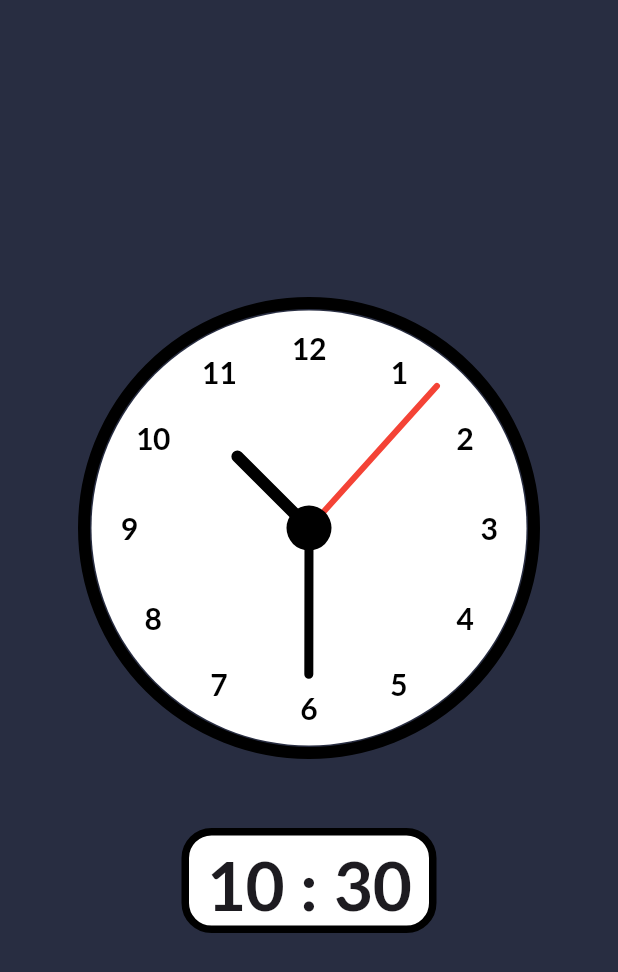
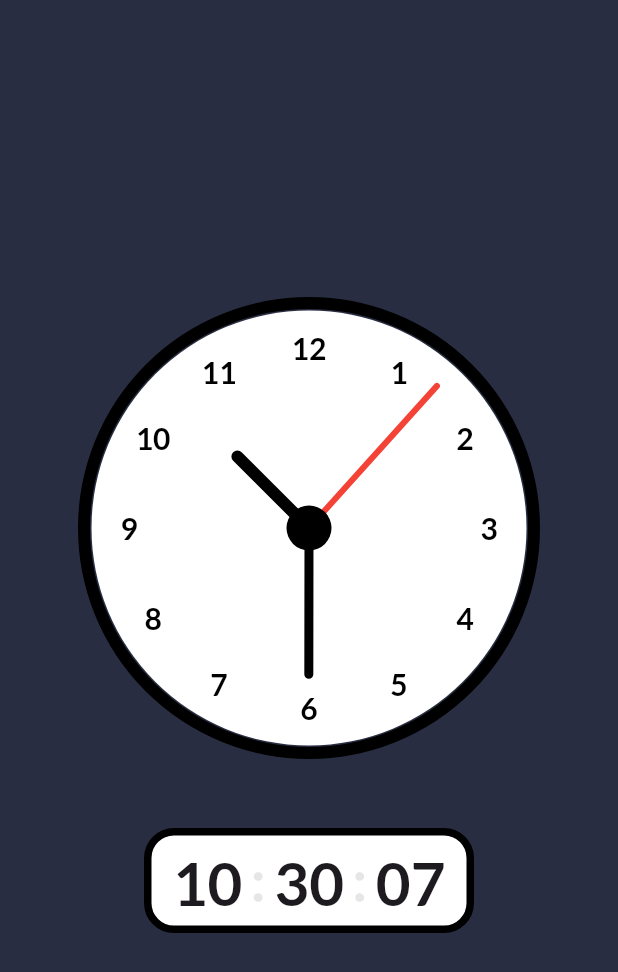
Before and after one commit to shokhbro/simple_clock_with_customPaint, a Flutter app: the screen it shows after launch, on a phone screen of 412 x 824 dp. Shown: the top 972 px of the screen. Run offline on Flutter 3.47's test engine with Material 3 defaults, Android fonts, the phone set to English and light mode, and no system bars; our stand-ins replace audioplayers.

Commit message:
updated designer and complated this project.

```diff
--- a/lib/main.dart
+++ b/lib/main.dart
@@ -1,3 +1,4 @@
+import 'package:audioplayers/audioplayers.dart';
 import 'package:flutter/material.dart';
 import 'package:simple_clock/views/screens/custom_clock.dart';
 
@@ -14,9 +15,11 @@ class MainApp extends StatefulWidget {
 
 class _MainAppState extends State<MainApp> with TickerProviderStateMixin {
   late AnimationController _controller;
+  late AnimationController _colonController;
+  late Animation<double> _colonAnimation;
+  final AudioPlayer _audioPlayer = AudioPlayer();
   bool isRunning = false;
-  late String hour;
-  late String minute;
+  late String hour, minute, second;
 
   @override
   void initState() {
@@ -26,19 +29,35 @@ class _MainAppState extends State<MainApp> with TickerProviderStateMixin {
       duration: const Duration(seconds: 1),
     )..repeat();
 
+    _colonController = AnimationController(
+      vsync: this,
+      duration: const Duration(seconds: 2),
+    )..repeat();
+
+    _colonAnimation =
+        Tween<double>(begin: 1.0, end: 0.0).animate(_colonController);
+
     _controller.addListener(() {
       DateTime now = DateTime.now();
       setState(() {
         hour = now.hour.toString().padLeft(2, '0');
         minute = now.minute.toString().padLeft(2, '0');
+        second = now.second.toString().padLeft(2, '0');
+        _playTickSound();
       });
     });
   }
 
+  void _playTickSound() async {
+    await _audioPlayer.play(AssetSource("audios/tick_tock.mp3"));
+  }
+
   @override
   void dispose() {
+    _controller.dispose();
+    _colonController.dispose();
+    _audioPlayer.dispose();
     super.dispose();
-    _controller.dispose();
   }
 
   @override
@@ -62,12 +81,8 @@ class _MainAppState extends State<MainApp> with TickerProviderStateMixin {
               ),
             ),
             const SizedBox(height: 50),
-            // ElevatedButton(
-            //   onPressed: toggleClock,
-            //   child: Text(isRunning ? 'Stop' : 'Start'),
-            // ),
             Container(
-              width: 170,
+              width: 220,
               height: 70,
               decoration: BoxDecoration(
                 color: Colors.white,
@@ -81,23 +96,53 @@ class _MainAppState extends State<MainApp> with TickerProviderStateMixin {
                   Text(
                     hour,
                     style: const TextStyle(
-                      fontSize: 45,
+                      fontSize: 40,
                       fontFamily: 'Lato',
                     ),
                   ),
-                  const SizedBox(width: 10),
-                  const Text(
-                    ":",
-                    style: TextStyle(
-                      fontSize: 45,
+                  const SizedBox(width: 5),
+                  Column(
+                    children: [
+                      FadeTransition(
+                        opacity: _colonAnimation,
+                        child: const Text(
+                          ":",
+                          style: TextStyle(
+                            fontSize: 40,
+                            fontFamily: 'Lato',
+                          ),
+                        ),
+                      ),
+                    ],
+                  ),
+                  const SizedBox(width: 5),
+                  Text(
+                    minute,
+                    style: const TextStyle(
+                      fontSize: 40,
                       fontFamily: 'Lato',
                     ),
                   ),
-                  const SizedBox(width: 10),
+                  const SizedBox(width: 5),
+                  Column(
+                    children: [
+                      FadeTransition(
+                        opacity: _colonAnimation,
+                        child: const Text(
+                          ":",
+                          style: TextStyle(
+                            fontSize: 40,
+                            fontFamily: 'Lato',
+                          ),
+                        ),
+                      ),
+                    ],
+                  ),
+                  const SizedBox(width: 5),
                   Text(
-                    minute,
+                    second,
                     style: const TextStyle(
-                      fontSize: 45,
+                      fontSize: 40,
                       fontFamily: 'Lato',
                     ),
                   ),
--- a/pubspec.yaml
+++ b/pubspec.yaml
@@ -7,6 +7,7 @@ environment:
   sdk: '>=3.4.3 <4.0.0'
 
 dependencies:
+  audioplayers: ^6.0.0
   flutter:
     sdk: flutter
 
@@ -20,13 +21,14 @@ flutter_launcher_icons:
   android: true
   ios: true
   image_path: "assets/icon/icon_clock.png"
-  remove_alpha_ios: true  # Remove alpha channel for iOS
+  remove_alpha_ios: true
 
 flutter:
   uses-material-design: true
 
   assets:
     - assets/images/
+    - assets/audios/tick_tock.mp3
 
   fonts:
     - family: Lato
```
Also changed, not shown: pubspec.lock, 4 other files.
